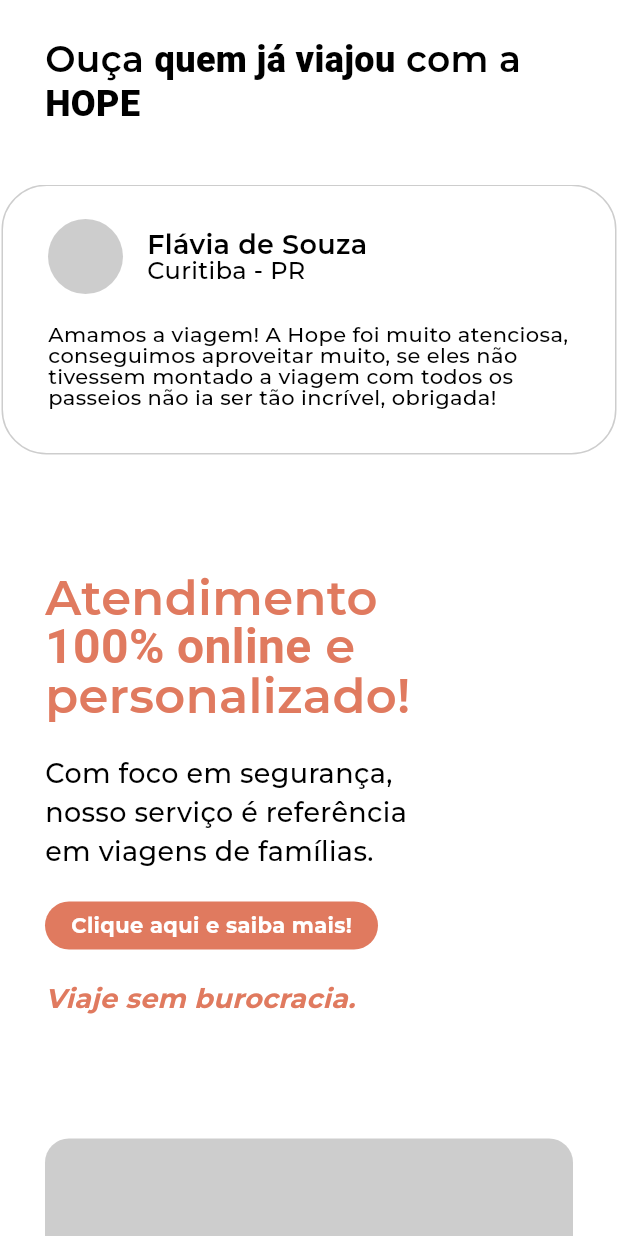
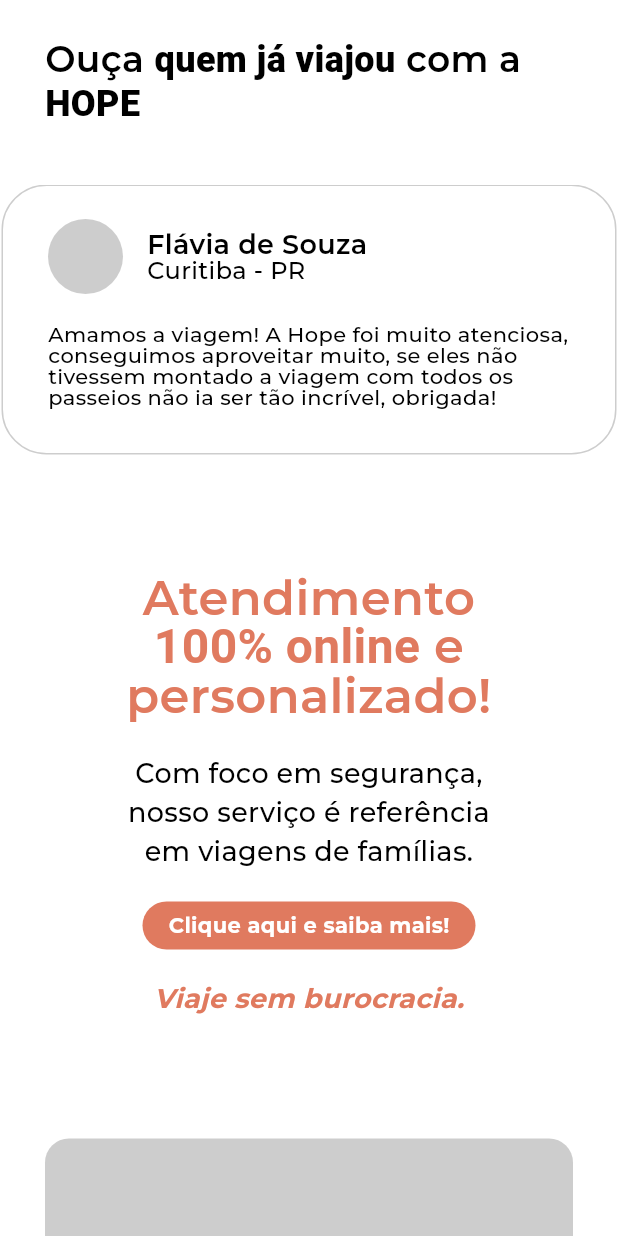
Before and after one commit to EricFrancischett/site_hope, a Flutter app: the screen it shows after launch, scrolled down 3456 dp, on a phone screen of 412 x 824 dp. Run offline on Flutter 3.47's test engine with Material 3 defaults, Android fonts, the phone set to English and light mode, and no system bars; drawn by our look-alikes of carousel_slider; our stand-ins replace font_awesome_flutter; project files that could hold a hidden picture were left out.

Commit message:
home page layout created

```diff
--- a/lib/features/home/view/home_page.dart
+++ b/lib/features/home/view/home_page.dart
@@ -2,8 +2,11 @@ import 'package:flutter/material.dart';
 import 'package:site_hope/general/app_colors.dart';
 import 'package:site_hope/general/custom_app_bar/custom_app_bar.dart';
 import 'package:site_hope/general/custom_app_bar/custom_app_bar_mobile.dart';
+import 'package:site_hope/general/font_weight_helper.dart';
 import 'package:site_hope/general/resolutions.dart';
+import 'package:site_hope/general/widgets/app_footer.dart';
 import 'package:site_hope/general/widgets/destination_widget.dart';
+import 'package:site_hope/general/widgets/faq_widget.dart';
 import 'package:site_hope/general/widgets/feedback_widget.dart';
 import 'package:site_hope/general/widgets/hilghlight_packs_widget.dart';
 import 'package:site_hope/general/widgets/hotels_widget.dart';
@@ -162,6 +165,41 @@ class _HomePageState extends State<HomePage> {
                 ),
               ),
             ),
+            const SizedBox(
+              height: 80,
+            ),
+            Center(
+              child: Padding(
+                padding: const EdgeInsets.symmetric(
+                  horizontal: 30,
+                ),
+                child: FaqWidget(
+                  resolution: resolution,
+                ),
+              ),
+            ),
+            const SizedBox(
+              height: 80,
+            ),
+            AppFooter(
+              resolution: resolution,
+            ),
+            Center(
+              child: Padding(
+                padding: EdgeInsets.all(
+                  resolution == CurrentResolution.isWeb ? 40 : 30,
+                ),
+                child: Text(
+                  'Todos os direitos reservados para o site HOPE Viagens © 2024${resolution == CurrentResolution.isWeb ? '  |  ' : '\n'}Site desenvolvido por: Turbo Design.',
+                  textAlign: TextAlign.center,
+                  style: const TextStyle(
+                    color: AppColors.hopeGrey,
+                    fontSize: 14,
+                    fontWeight: FontWeightHelper.bold,
+                  ),
+                ),
+              ),
+            ),
           ],
         ),
       ),
--- a/lib/general/custom_app_bar/custom_app_bar_mobile.dart
+++ b/lib/general/custom_app_bar/custom_app_bar_mobile.dart
@@ -17,6 +17,7 @@ class _CustomAppBarMobileState extends State<CustomAppBarMobile> {
       data: Theme.of(context).copyWith(
         splashColor: Colors.transparent,
         highlightColor: Colors.transparent,
+        hoverColor: Colors.transparent,
       ),
       child: ExpansionTile(
         childrenPadding: const EdgeInsets.symmetric(
--- a/lib/general/widgets/informative_widget.dart
+++ b/lib/general/widgets/informative_widget.dart
@@ -13,19 +13,19 @@ class InformativeWidget extends StatelessWidget {
 
   @override
   Widget build(BuildContext context) {
-    return resolution == CurrentResolution.isCellPhone
-        ? _buildMobile()
-        : _buildWeb();
+    return resolution == CurrentResolution.isWeb
+        ? _buildWeb()
+        : _buildMobile();
   }
 
   Widget _buildMobile() {
     return Column(
       mainAxisSize: MainAxisSize.min,
-      crossAxisAlignment: CrossAxisAlignment.start,
+      crossAxisAlignment: CrossAxisAlignment.center,
       children: [
         Column(
           mainAxisSize: MainAxisSize.min,
-          crossAxisAlignment: CrossAxisAlignment.start,
+          crossAxisAlignment: CrossAxisAlignment.center,
           children: [
             const Text.rich(
               TextSpan(
@@ -48,6 +48,7 @@ class InformativeWidget extends StatelessWidget {
                 color: AppColors.hopeOrange,
                 height: 1,
               ),
+              textAlign: TextAlign.center,
             ),
             const SizedBox(
               height: 23,
@@ -59,6 +60,7 @@ class InformativeWidget extends StatelessWidget {
                 fontWeight: FontWeightHelper.medium,
                 color: AppColors.hopeBlack,
               ),
+              textAlign: TextAlign.center,
             ),
             const SizedBox(
               height: 20,
@@ -82,6 +84,7 @@ class InformativeWidget extends StatelessWidget {
                 fontStyle: FontStyle.italic,
                 fontWeight: FontWeightHelper.bold,
               ),
+              textAlign: TextAlign.center,
             ),
           ],
         ),
--- a/pubspec.yaml
+++ b/pubspec.yaml
@@ -36,6 +36,7 @@ dependencies:
   # Use with the CupertinoIcons class for iOS style icons.
   cupertino_icons: ^1.0.2
   carousel_slider: ^4.2.1
+  font_awesome_flutter: ^10.7.0
 
 dev_dependencies:
   flutter_test:
```
Also changed, not shown: lib/general/widgets/app_footer.dart (added, +143 -0 lines), lib/general/widgets/faq_widget.dart (added, +218 -0 lines), pubspec.lock, 8 other files.
